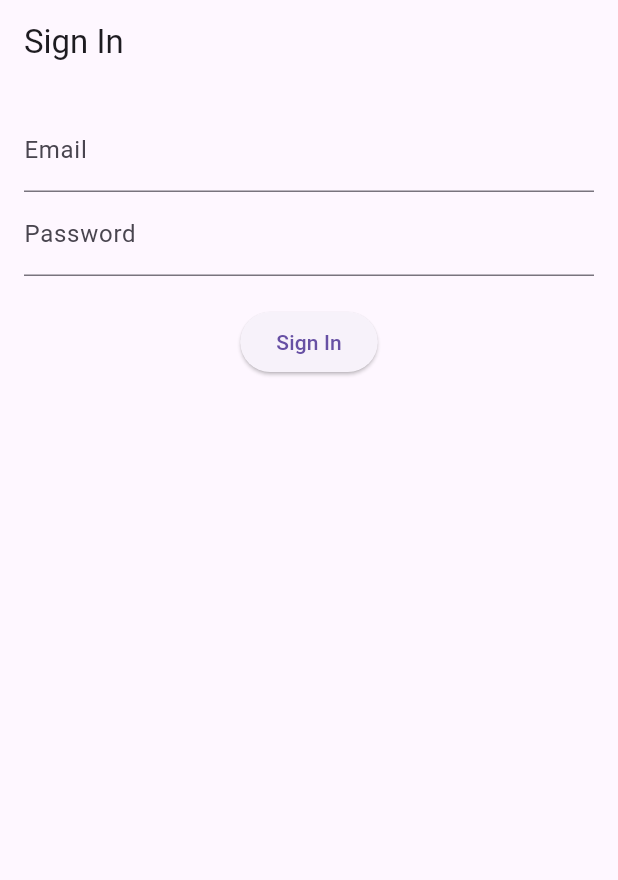
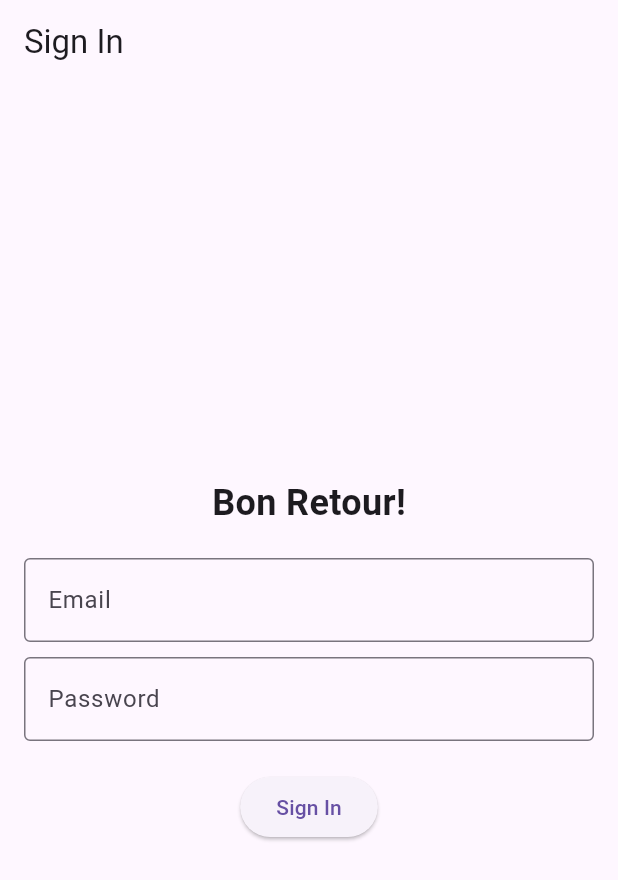
Before and after one commit to Komodzin4u/Todilist_KOMODZINSKI, a Flutter app: the screen it shows after launch, on a phone screen of 412 x 824 dp. Shown: the top 880 px of the screen. Run offline on Flutter 3.47's test engine with Material 3 defaults, Android fonts, the phone set to English and light mode, and no system bars; our stand-ins replace dio, flutter_dotenv, flutter_secure_storage; accounts and stored records are empty.

```diff
--- a/todolist/lib/models/task.dart
+++ b/todolist/lib/models/task.dart
@@ -2,22 +2,22 @@ enum Priority { low, normal, high }
 
 class Task {
   final String id;
-  final String content;
+  final String name;
   final bool completed;
   final Priority priority;
 
   Task({
     required this.id,
-    required this.content,
+    required this.name,
     this.completed = false,
     this.priority = Priority.normal,
   });
 
   Task copyWith(
-      {String? id, String? content, bool? completed, Priority? priority}) {
+      {String? id, String? name, bool? completed, Priority? priority}) {
     return Task(
       id: id ?? this.id,
-      content: content ?? this.content,
+      name: name ?? this.name,
       completed: completed ?? this.completed,
       priority: priority ?? this.priority,
     );
@@ -26,7 +26,7 @@ class Task {
   factory Task.fromJson(Map<String, dynamic> json) {
     return Task(
       id: json['id'],
-      content: json['content'],
+      name: json['name'],
       completed: json['completed'],
       priority: Priority.values[json['priority']],
     );
@@ -35,7 +35,7 @@ class Task {
   Map<String, dynamic> toJson() {
     return {
       'id': id,
-      'content': content,
+      'name': name,
       'completed': completed,
       'priority': priority.index,
     };
--- a/todolist/lib/screens/signin.dart
+++ b/todolist/lib/screens/signin.dart
@@ -26,7 +26,7 @@ class _SignInState extends State<SignIn> {
             .setUser(User.fromJson(userData));
         Navigator.pushReplacement(
           context,
-          MaterialPageRoute(builder: (context) => TaskMaster()),
+          MaterialPageRoute(builder: (context) => TasksMaster()),
         );
       }
     } else {
@@ -43,11 +43,18 @@ class _SignInState extends State<SignIn> {
       body: Padding(
         padding: const EdgeInsets.all(16.0),
         child: Column(
+          mainAxisAlignment: MainAxisAlignment.center,
           children: [
+            Text(
+              'Bon Retour!',
+              style: TextStyle(fontSize: 24, fontWeight: FontWeight.bold),
+            ),
+            SizedBox(height: 20),
             TextField(
               controller: _emailController,
               decoration: InputDecoration(labelText: 'Email'),
             ),
+            SizedBox(height: 10),
             TextField(
               controller: _passwordController,
               decoration: InputDecoration(labelText: 'Password'),
--- a/todolist/lib/screens/task_details.dart
+++ b/todolist/lib/screens/task_details.dart
@@ -20,7 +20,7 @@ class TaskDetails extends StatelessWidget {
         child: Column(
           crossAxisAlignment: CrossAxisAlignment.start,
           children: [
-            Text('Content: ${_task.content}'),
+            Text('Name: ${_task.name}'),
             Text('Completed: ${_task.completed ? 'Yes' : 'No'}'),
             ElevatedButton(
               onPressed: () {
@@ -31,9 +31,7 @@ class TaskDetails extends StatelessWidget {
             ),
             ElevatedButton(
               onPressed: () async {
-                _task = _task.copyWith(
-                    completed: !_task
-                        .completed); // Utilisation de copyWith pour modifier l'état
+                _task = _task.copyWith(completed: !_task.completed);
                 await tasksProvider.updateTask(_task);
                 try {
                   var updated = tasksProvider.getTaskById(_task.id);
--- a/todolist/lib/screens/tasks_master.dart
+++ b/todolist/lib/screens/tasks_master.dart
@@ -1,10 +1,10 @@
 import 'package:flutter/material.dart';
 import 'package:provider/provider.dart';
-import '../models/task.dart';
+import 'package:todolist/models/task.dart';
 import '../providers/tasks_provider.dart';
 import '../widgets/task_preview.dart';
 
-class TaskMaster extends StatelessWidget {
+class TasksMaster extends StatelessWidget {
   @override
   Widget build(BuildContext context) {
     return Scaffold(
--- a/todolist/lib/todo_list_app.dart
+++ b/todolist/lib/todo_list_app.dart
@@ -1,11 +1,12 @@
 import 'package:flutter/material.dart';
 import 'package:provider/provider.dart';
+import 'package:todolist/models/user.dart';
 import 'providers/tasks_provider.dart';
 import 'providers/user_provider.dart';
 import 'services/auth_service.dart';
 import 'screens/signin.dart';
 import 'screens/tasks_master.dart';
-import 'models/user.dart';
+import 'screens/task_form.dart';
 
 class TodoListApp extends StatelessWidget {
   @override
@@ -16,7 +17,22 @@ class TodoListApp extends StatelessWidget {
         ChangeNotifierProvider(create: (_) => UserProvider()),
       ],
       child: MaterialApp(
-        home: FutureBuilder<Map<String, dynamic>?>(
+        theme: ThemeData(
+          primarySwatch: Colors.blue,
+          visualDensity: VisualDensity.adaptivePlatformDensity,
+          inputDecorationTheme: InputDecorationTheme(
+            border: OutlineInputBorder(),
+          ),
+          buttonTheme: ButtonThemeData(
+            shape: RoundedRectangleBorder(
+              borderRadius: BorderRadius.circular(18.0),
+            ),
+            buttonColor: Colors.blue,
+          ),
+        ),
+        initialRoute: '/',
+        routes: {
+          '/': (context) => FutureBuilder<Map<String, dynamic>?>(
                 future: AuthService().getUserData(),
                 builder: (context, snapshot) {
                   if (snapshot.connectionState == ConnectionState.waiting) {
@@ -26,14 +42,17 @@ class TodoListApp extends StatelessWidget {
                   } else if (snapshot.hasData && snapshot.data != null) {
                     WidgetsBinding.instance?.addPostFrameCallback((_) {
                       final user = User.fromJson(snapshot.data!);
-                Provider.of<UserProvider>(context, listen: false).setUser(user);
+                      Provider.of<UserProvider>(context, listen: false)
+                          .setUser(user);
                     });
-              return TaskMaster();
+                    return TasksMaster();
                   } else {
                     return SignIn();
                   }
                 },
               ),
+          '/task_form': (context) => TaskForm(),
+        },
       ),
     );
   }
```
Also changed, not shown: todolist/lib/screens/task_form.dart (+37 -13 lines), todolist/lib/widgets/task_preview.dart (+24 -7 lines). Lines whose indentation alone changed are shown as unchanged.
